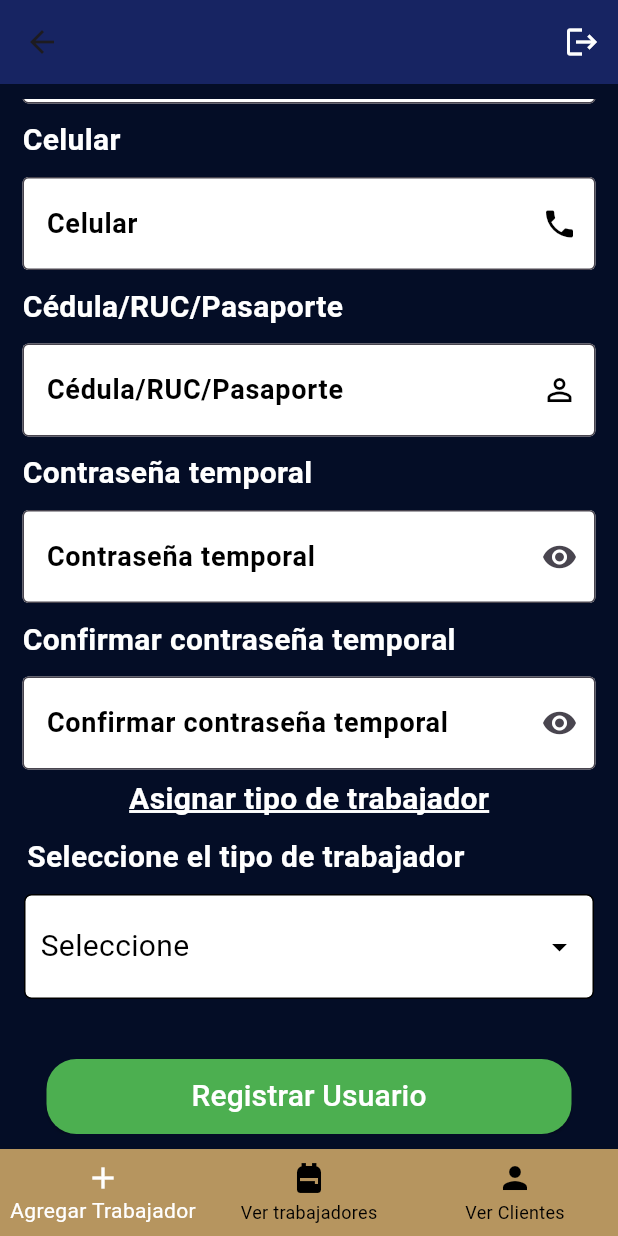
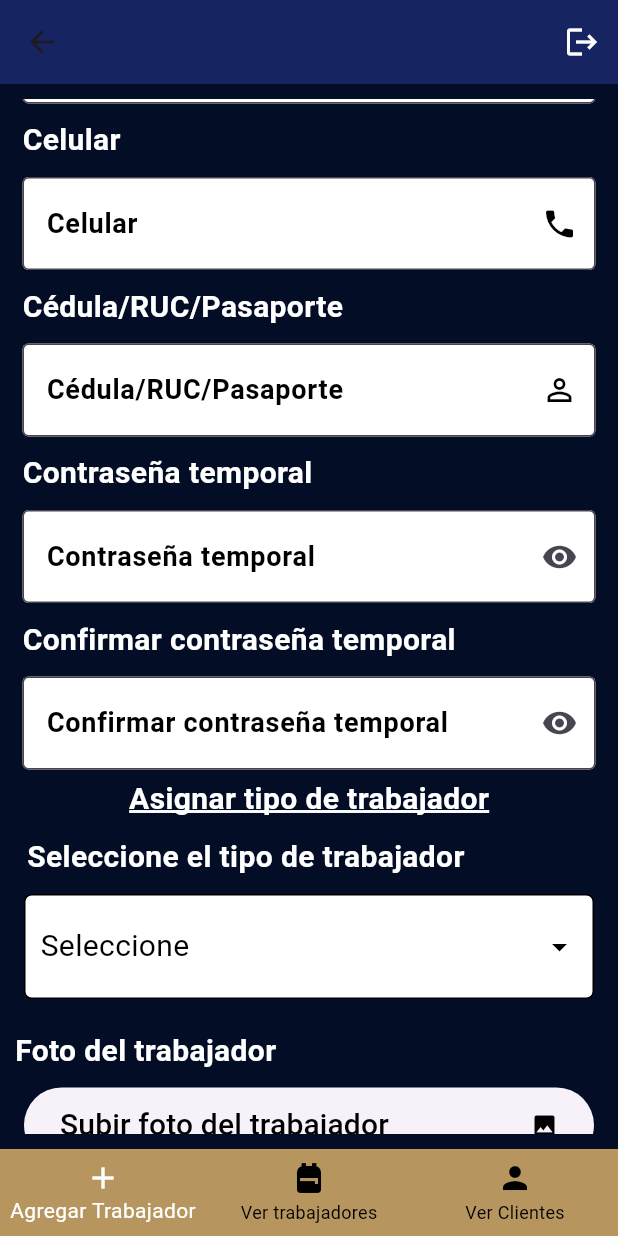
Before and after one commit to JossueJativa/flutter_worker_sniffs, a Flutter app: the ManagerScreen screen opened directly with empty values, scrolled down 354 dp, on a phone screen of 412 x 824 dp. Run offline on Flutter 3.47's test engine with Material 3 defaults, Android fonts, the phone set to English and light mode, and no system bars; our stand-ins replace image_picker.

Commit message:
Funcionamiento del boton de galeria y fotos funcional

```diff
--- a/lib/models/buttons.dart
+++ b/lib/models/buttons.dart
@@ -1,9 +1,9 @@
 // ignore_for_file: must_be_immutable, library_private_types_in_public_api
 
-// import 'dart:io';
+import 'dart:io';
 
 import 'package:flutter/material.dart';
-// import 'package:image_picker/image_picker.dart';
+import 'package:image_picker/image_picker.dart';
 
 ElevatedButton normalButton({
   required String text,
@@ -30,122 +30,122 @@ ElevatedButton normalButton({
   );
 }
 
-// class InputImage extends StatefulWidget {
-//   final String labelText;
-//   final String hintText;
-//   final dynamic
-//       image; // Cambié el tipo de File a dynamic para manejar tanto File como String
-//   final Function(dynamic)?
-//       onImageSelected; // Cambié el tipo de File a dynamic para manejar tanto File como String
+class InputImage extends StatefulWidget {
+  final String labelText;
+  final String hintText;
+  final dynamic
+      image; // Cambié el tipo de File a dynamic para manejar tanto File como String
+  final Function(dynamic)?
+      onImageSelected; // Cambié el tipo de File a dynamic para manejar tanto File como String
 
-//   const InputImage(
-//       {super.key,
-//       required this.labelText,
-//       required this.hintText,
-//       required this.image,
-//       this.onImageSelected});
+  const InputImage(
+      {super.key,
+      required this.labelText,
+      required this.hintText,
+      required this.image,
+      this.onImageSelected});
 
-//   @override
-//   _InputImageState createState() => _InputImageState();
-// }
+  @override
+  _InputImageState createState() => _InputImageState();
+}
 
-// class _InputImageState extends State<InputImage> {
-//   Future<void> _getImage(ImageSource source) async {
-//     final picker = ImagePicker();
-//     final pickedFile = await picker.pickImage(source: source);
-//     if (pickedFile != null) {
-//       setState(() {
-//         widget.onImageSelected!(File(pickedFile
-//             .path)); // Notificar al padre que se ha seleccionado una imagen
-//       });
-//     }
-//   }
+class _InputImageState extends State<InputImage> {
+  Future<void> _getImage(ImageSource source) async {
+    final picker = ImagePicker();
+    final pickedFile = await picker.pickImage(source: source);
+    if (pickedFile != null) {
+      setState(() {
+        widget.onImageSelected!(File(pickedFile
+            .path)); // Notificar al padre que se ha seleccionado una imagen
+      });
+    }
+  }
 
-//   @override
-//   Widget build(BuildContext context) {
-//     return Column(
-//       children: [
-//         Align(
-//           alignment: Alignment.centerLeft,
-//           child: Text(
-//             widget.labelText,
-//             style: const TextStyle(
-//               color: Colors.white,
-//               fontSize: 20,
-//               fontWeight: FontWeight.bold,
-//             ),
-//           ),
-//         ),
-//         const SizedBox(height: 10),
-//         SizedBox(
-//           width: 380,
-//           height: 50,
-//           child: ElevatedButton(
-//             onPressed: () {
-//               showDialog(
-//                 context: context,
-//                 builder: (BuildContext context) {
-//                   return AlertDialog(
-//                     title: const Text("Seleccionar fuente de imagen"),
-//                     content: SingleChildScrollView(
-//                       child: ListBody(
-//                         children: <Widget>[
-//                           GestureDetector(
-//                             child: const Text("Tomar foto"),
-//                             onTap: () {
-//                               Navigator.pop(context);
-//                               _getImage(ImageSource.camera);
-//                             },
-//                           ),
-//                           const Padding(padding: EdgeInsets.all(8.0)),
-//                           GestureDetector(
-//                             child: const Text("Seleccionar de galería"),
-//                             onTap: () {
-//                               Navigator.pop(context);
-//                               _getImage(ImageSource.gallery);
-//                             },
-//                           ),
-//                         ],
-//                       ),
-//                     ),
-//                   );
-//                 },
-//               );
-//             },
-//             child: Row(
-//               children: [
-//                 Text(
-//                   widget.hintText,
-//                   style: const TextStyle(fontSize: 20, color: Colors.black),
-//                 ),
-//                 const Spacer(),
-//                 const Icon(Icons.image, color: Colors.black),
-//               ],
-//             ),
-//           ),
-//         ),
-//         const SizedBox(height: 10),
-//         if (widget.image != null) // Verificar si hay una imagen
-//           SizedBox(
-//             width: 380,
-//             height: 380,
-//             child:
-//                 (widget.image is File) // Verificar si la imagen es de tipo File
-//                     ? Image.file(
-//                         widget.image as File,
-//                         fit: BoxFit.cover,
-//                       )
-//                     : Image.network(
-//                         widget.image
-//                             as String, // Si no es de tipo File, asumimos que es una URL de red
-//                         fit: BoxFit.cover,
-//                       ),
-//           ),
-//         const SizedBox(height: 20),
-//       ],
-//     );
-//   }
-// }
+  @override
+  Widget build(BuildContext context) {
+    return Column(
+      children: [
+        Align(
+          alignment: Alignment.centerLeft,
+          child: Text(
+            widget.labelText,
+            style: const TextStyle(
+              color: Colors.white,
+              fontSize: 20,
+              fontWeight: FontWeight.bold,
+            ),
+          ),
+        ),
+        const SizedBox(height: 10),
+        SizedBox(
+          width: 380,
+          height: 50,
+          child: ElevatedButton(
+            onPressed: () {
+              showDialog(
+                context: context,
+                builder: (BuildContext context) {
+                  return AlertDialog(
+                    title: const Text("Seleccionar fuente de imagen"),
+                    content: SingleChildScrollView(
+                      child: ListBody(
+                        children: <Widget>[
+                          GestureDetector(
+                            child: const Text("Tomar foto"),
+                            onTap: () {
+                              Navigator.pop(context);
+                              _getImage(ImageSource.camera);
+                            },
+                          ),
+                          const Padding(padding: EdgeInsets.all(8.0)),
+                          GestureDetector(
+                            child: const Text("Seleccionar de galería"),
+                            onTap: () {
+                              Navigator.pop(context);
+                              _getImage(ImageSource.gallery);
+                            },
+                          ),
+                        ],
+                      ),
+                    ),
+                  );
+                },
+              );
+            },
+            child: Row(
+              children: [
+                Text(
+                  widget.hintText,
+                  style: const TextStyle(fontSize: 20, color: Colors.black),
+                ),
+                const Spacer(),
+                const Icon(Icons.image, color: Colors.black),
+              ],
+            ),
+          ),
+        ),
+        const SizedBox(height: 10),
+        if (widget.image != null) // Verificar si hay una imagen
+          SizedBox(
+            width: 380,
+            height: 380,
+            child:
+                (widget.image is File) // Verificar si la imagen es de tipo File
+                    ? Image.file(
+                        widget.image as File,
+                        fit: BoxFit.cover,
+                      )
+                    : Image.network(
+                        widget.image
+                            as String, // Si no es de tipo File, asumimos que es una URL de red
+                        fit: BoxFit.cover,
+                      ),
+          ),
+        const SizedBox(height: 20),
+      ],
+    );
+  }
+}
 
 class DropDownMenuManager extends StatefulWidget {
   String text;
--- a/lib/views/managerScreen.dart
+++ b/lib/views/managerScreen.dart
@@ -135,17 +135,17 @@ class _ManagerScreenState extends State<ManagerScreen> {
                   controller: _typeController,
                 ),
                 const SizedBox(height: 20),
-                // // Widget para cargar una imagen
-                // InputImage(
-                //   hintText: "Subir foto del trabajador",
-                //   labelText: "Foto del trabajador",
-                //   onImageSelected: (image) {
-                //     setState(() {
-                //       _selectedImage = image;
-                //     });
-                //   },
-                //   image: _selectedImage,
-                // ),
+                // Widget para cargar una imagen
+                InputImage(
+                  hintText: "Subir foto del trabajador",
+                  labelText: "Foto del trabajador",
+                  onImageSelected: (image) {
+                    setState(() {
+                      _selectedImage = image;
+                    });
+                  },
+                  image: _selectedImage,
+                ),
                 const SizedBox(height: 20),
                 // Botón para registrar el usuario
                 normalButton(
--- a/lib/views/workerScreen.dart
+++ b/lib/views/workerScreen.dart
@@ -111,16 +111,16 @@ class _WorkerScreenState extends State<WorkerScreen> {
               icon: Icons.phone,
               isDigit: true,
             ),
-            // InputImage(
-            //   hintText: 'Ingrese nueva foto',
-            //   labelText: 'Foto del trabajador',
-            //   onImageSelected: (image) {
-            //     setState(() {
-            //       _selectedImage = image;
-            //     });
-            //   },
-            //   image: _selectedImage,
-            // ),
+            InputImage(
+              hintText: 'Ingrese nueva foto',
+              labelText: 'Foto del trabajador',
+              onImageSelected: (image) {
+                setState(() {
+                  _selectedImage = image;
+                });
+              },
+              image: _selectedImage,
+            ),
             if (_selectedImage == null)
               Image.network(widget.workerData['photo'],
                   width: 380, height: 380),
--- a/pubspec.yaml
+++ b/pubspec.yaml
@@ -11,7 +11,7 @@ dependencies:
   flutter:
     sdk: flutter
   http: ^1.2.1
-  # image_picker: ^1.0.7
+  image_picker: ^1.0.7
 
 dev_dependencies:
   flutter_test:
```
Also changed, not shown: pubspec.lock, 5 other files.
